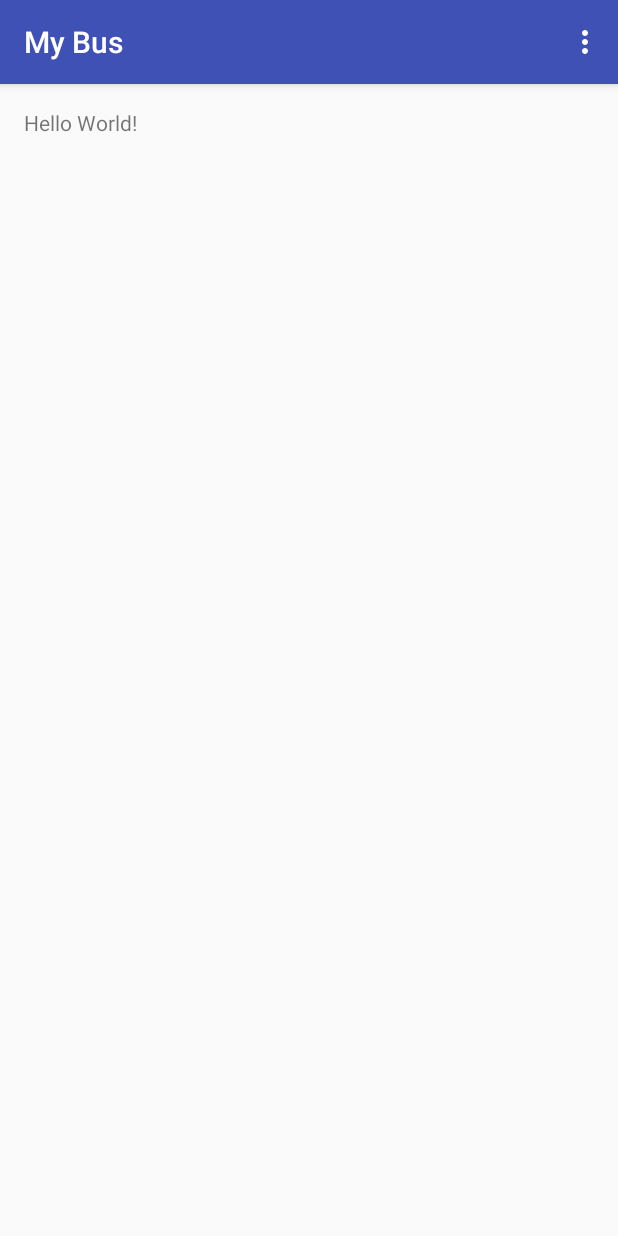
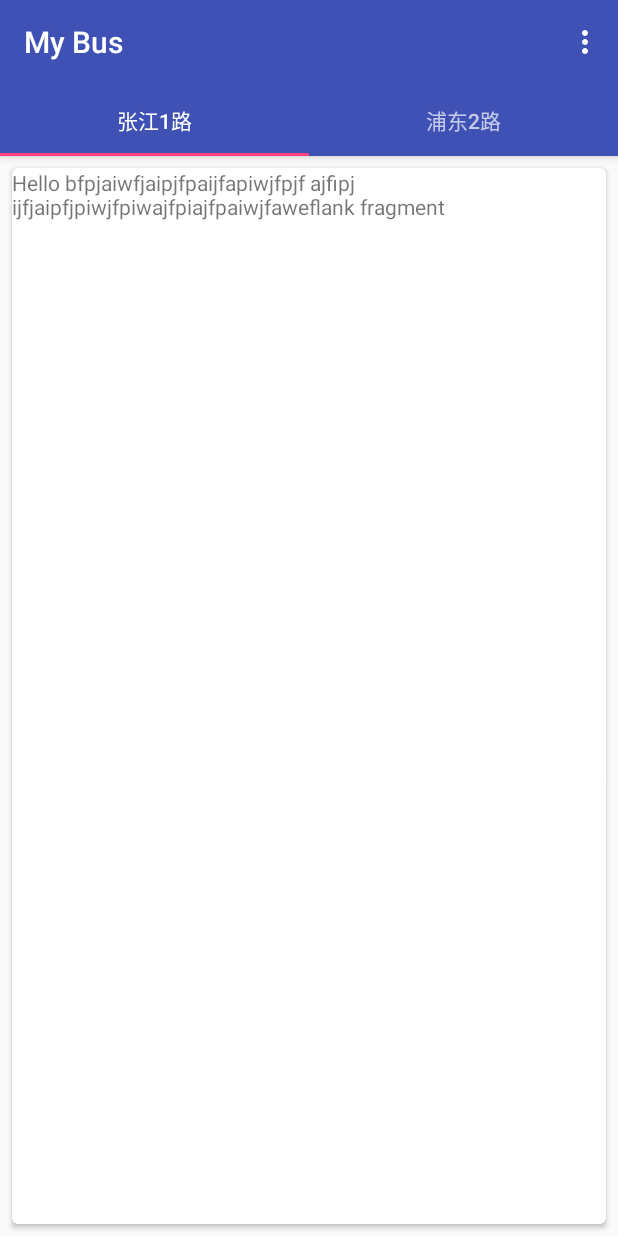
Before and after one commit to bullest/MyBus, an Android app: the screen it shows after launch (MainActivity), on a phone screen of 412 x 824 dp. Run offline under Robolectric (Android 15) with nearby library versions, the phone set to English and light mode, and no system bars.

Commit message:
basic UI
basic UI

```diff
--- a/mobile/build.gradle
+++ b/mobile/build.gradle
@@ -10,6 +10,7 @@ android {
         targetSdkVersion 24
         versionCode 1
         versionName "1.0"
+        multiDexEnabled true
     }
     buildTypes {
         release {
@@ -23,8 +24,10 @@ dependencies {
     compile fileTree(include: ['*.jar'], dir: 'libs')
     wearApp project(':wear')
     testCompile 'junit:junit:4.12'
+    compile 'com.android.support:multidex:1.0.0'
     compile 'com.android.support:appcompat-v7:24.1.1'
     compile 'com.google.android.gms:play-services:9.4.0'
     compile 'com.android.support:design:24.1.1'
     compile 'com.squareup.retrofit2:retrofit:2.1.0'
+    compile 'com.android.support:cardview-v7:24.1.1'
 }
--- a/mobile/src/main/AndroidManifest.xml
+++ b/mobile/src/main/AndroidManifest.xml
@@ -6,6 +6,7 @@
         android:allowBackup="true"
         android:icon="@mipmap/ic_launcher"
         android:label="@string/app_name"
+        android:name="android.support.multidex.MultiDexApplication"
         android:supportsRtl="true"
         android:theme="@style/AppTheme">
         <activity
--- a/mobile/src/main/java/com/bullest/mybus/MainActivity.java
+++ b/mobile/src/main/java/com/bullest/mybus/MainActivity.java
@@ -1,22 +1,36 @@
 package com.bullest.mybus;
 
+import android.net.Uri;
 import android.os.Bundle;
-import android.support.design.widget.FloatingActionButton;
-import android.support.design.widget.Snackbar;
+import android.support.design.widget.TabLayout;
+import android.support.v4.view.ViewPager;
 import android.support.v7.app.AppCompatActivity;
 import android.support.v7.widget.Toolbar;
-import android.view.View;
 import android.view.Menu;
 import android.view.MenuItem;
 
-public class MainActivity extends AppCompatActivity {
+public class MainActivity extends AppCompatActivity implements MainFragment.OnFragmentInteractionListener{
 
     @Override
     protected void onCreate(Bundle savedInstanceState) {
         super.onCreate(savedInstanceState);
         setContentView(R.layout.activity_main);
+
         Toolbar toolbar = (Toolbar) findViewById(R.id.toolbar);
         setSupportActionBar(toolbar);
+
+        ViewPager viewPager = (ViewPager) findViewById(R.id.pager);
+        setupViewPager(viewPager);
+
+        TabLayout tabLayout = (TabLayout) findViewById(R.id.tabs);
+        tabLayout.setupWithViewPager(viewPager);
+    }
+
+    private void setupViewPager(ViewPager viewPager) {
+        MyPageAdapter adapter = new MyPageAdapter(getSupportFragmentManager());
+        adapter.addFragment(new MainFragment(), "张江1路", Constants.BUS.ZJ1);
+        adapter.addFragment(new MainFragment(), "浦东2路", Constants.BUS.PD2);
+        viewPager.setAdapter(adapter);
     }
 
     @Override
@@ -40,4 +54,9 @@ public class MainActivity extends AppCompatActivity {
 
         return super.onOptionsItemSelected(item);
     }
+
+    @Override
+    public void onFragmentInteraction(Uri uri) {
+
+    }
 }
--- /dev/null
+++ b/mobile/src/main/java/com/bullest/mybus/MainFragment.java
@@ -0,0 +1,113 @@
+package com.bullest.mybus;
+
+import android.content.Context;
+import android.net.Uri;
+import android.os.Bundle;
+import android.support.v4.app.Fragment;
+import android.view.LayoutInflater;
+import android.view.View;
+import android.view.ViewGroup;
+import android.widget.TextView;
+
+
+/**
+ * A simple {@link Fragment} subclass.
+ * Activities that contain this fragment must implement the
+ * {@link MainFragment.OnFragmentInteractionListener} interface
+ * to handle interaction events.
+ * Use the {@link MainFragment#newInstance} factory method to
+ * create an instance of this fragment.
+ */
+public class MainFragment extends Fragment {
+    // TODO: Rename parameter arguments, choose names that match
+    // the fragment initialization parameters, e.g. ARG_ITEM_NUMBER
+    private static final String ARG_PARAM1 = "param1";
+    private static final String ARG_PARAM2 = "param2";
+    public static final String ARG_OBJECT = "object";
+
+    // TODO: Rename and change types of parameters
+    private String mParam1;
+    private String mParam2;
+
+    private OnFragmentInteractionListener mListener;
+
+    public MainFragment() {
+        // Required empty public constructor
+    }
+
+    /**
+     * Use this factory method to create a new instance of
+     * this fragment using the provided parameters.
+     *
+     * @param param1 Parameter 1.
+     * @param param2 Parameter 2.
+     * @return A new instance of fragment MainFragment.
+     */
+    // TODO: Rename and change types and number of parameters
+    public static MainFragment newInstance(String param1, String param2) {
+        MainFragment fragment = new MainFragment();
+        Bundle args = new Bundle();
+        args.putString(ARG_PARAM1, param1);
+        args.putString(ARG_PARAM2, param2);
+        fragment.setArguments(args);
+        return fragment;
+    }
+
+    @Override
+    public void onCreate(Bundle savedInstanceState) {
+        super.onCreate(savedInstanceState);
+        if (getArguments() != null) {
+            mParam1 = getArguments().getString(ARG_PARAM1);
+            mParam2 = getArguments().getString(ARG_PARAM2);
+        }
+    }
+
+    @Override
+    public View onCreateView(LayoutInflater inflater, ViewGroup container,
+                             Bundle savedInstanceState) {
+        // The last two arguments ensure LayoutParams are inflated
+        // properly.
+        View rootView = inflater.inflate(
+                R.layout.fragment_main, container, false);
+        return rootView;
+    }
+
+    // TODO: Rename method, update argument and hook method into UI event
+    public void onButtonPressed(Uri uri) {
+        if (mListener != null) {
+            mListener.onFragmentInteraction(uri);
+        }
+    }
+
+    @Override
+    public void onAttach(Context context) {
+        super.onAttach(context);
+        if (context instanceof OnFragmentInteractionListener) {
+            mListener = (OnFragmentInteractionListener) context;
+        } else {
+            throw new RuntimeException(context.toString()
+                    + " must implement OnFragmentInteractionListener");
+        }
+    }
+
+    @Override
+    public void onDetach() {
+        super.onDetach();
+        mListener = null;
+    }
+
+    /**
+     * This interface must be implemented by activities that contain this
+     * fragment to allow an interaction in this fragment to be communicated
+     * to the activity and potentially other fragments contained in that
+     * activity.
+     * <p/>
+     * See the Android Training lesson <a href=
+     * "http://developer.android.com/training/basics/fragments/communicating.html"
+     * >Communicating with Other Fragments</a> for more information.
+     */
+    public interface OnFragmentInteractionListener {
+        // TODO: Update argument type and name
+        void onFragmentInteraction(Uri uri);
+    }
+}
--- /dev/null
+++ b/mobile/src/main/java/com/bullest/mybus/MyPageAdapter.java
@@ -0,0 +1,44 @@
+package com.bullest.mybus;
+
+import android.os.Bundle;
+import android.support.v4.app.Fragment;
+import android.support.v4.app.FragmentManager;
+import android.support.v4.app.FragmentPagerAdapter;
+
+import java.util.ArrayList;
+import java.util.List;
+
+/**
+ * Created by yunfezhang on 8/10/16.
+ */
+public class MyPageAdapter extends FragmentPagerAdapter{
+    public static int BUS_TOTAL_NUMBER = 4;
+
+    private final List<Fragment> mFragmentList = new ArrayList<>();
+    private final List<String> mFragmentTitleList = new ArrayList<>();
+
+    public MyPageAdapter(FragmentManager fm) {
+        super(fm);
+    }
+
+    @Override
+    public Fragment getItem(int position) {
+        return mFragmentList.get(position);
+    }
+
+    @Override
+    public int getCount() {
+        return mFragmentList.size();
+    }
+
+    @Override
+    public CharSequence getPageTitle(int position) {
+        return mFragmentTitleList.get(position);
+    }
+
+    public void addFragment(Fragment fragment, String title, String bus) {
+        mFragmentList.add(fragment);
+        mFragmentTitleList.add(title);
+    }
+
+}
--- a/mobile/src/main/res/layout/activity_main.xml
+++ b/mobile/src/main/res/layout/activity_main.xml
@@ -19,9 +19,21 @@
             android:layout_height="?attr/actionBarSize"
             android:background="?attr/colorPrimary"
             app:popupTheme="@style/AppTheme.PopupOverlay"/>
+        <android.support.design.widget.TabLayout
+            android:id="@+id/tabs"
+            android:layout_width="match_parent"
+            android:layout_height="wrap_content"
+            app:tabMode="fixed"
+            app:tabGravity="fill"/>
 
     </android.support.design.widget.AppBarLayout>
 
-    <include layout="@layout/content_main"/>
+    <android.support.v4.view.ViewPager
+        xmlns:android="http://schemas.android.com/apk/res/android"
+        android:id="@+id/pager"
+        android:layout_width="match_parent"
+        android:layout_height="match_parent"
+        app:layout_behavior="@string/appbar_scrolling_view_behavior"
+        />
 
 </android.support.design.widget.CoordinatorLayout>
--- a/mobile/src/main/res/layout/content_main.xml
+++ /dev/null
@@ -1,20 +0,0 @@
-<?xml version="1.0" encoding="utf-8"?>
-<RelativeLayout
-    xmlns:android="http://schemas.android.com/apk/res/android"
-    xmlns:app="http://schemas.android.com/apk/res-auto"
-    xmlns:tools="http://schemas.android.com/tools"
-    android:layout_width="match_parent"
-    android:layout_height="match_parent"
-    android:paddingBottom="@dimen/activity_vertical_margin"
-    android:paddingLeft="@dimen/activity_horizontal_margin"
-    android:paddingRight="@dimen/activity_horizontal_margin"
-    android:paddingTop="@dimen/activity_vertical_margin"
-    app:layout_behavior="@string/appbar_scrolling_view_behavior"
-    tools:context="com.bullest.mybus.MainActivity"
-    tools:showIn="@layout/activity_main">
-
-    <TextView
-        android:layout_width="wrap_content"
-        android:layout_height="wrap_content"
-        android:text="Hello World!"/>
-</RelativeLayout>
--- /dev/null
+++ b/mobile/src/main/res/layout/fragment_main.xml
@@ -0,0 +1,27 @@
+<FrameLayout xmlns:android="http://schemas.android.com/apk/res/android"
+             xmlns:tools="http://schemas.android.com/tools"
+             android:layout_width="match_parent"
+             android:layout_height="match_parent"
+             tools:context="com.bullest.mybus.MainFragment">
+
+    <!-- TODO: Update blank fragment layout -->
+
+    <android.support.v7.widget.CardView
+        xmlns:card_view="http://schemas.android.com/apk/res-auto"
+        android:id="@+id/card_view"
+        android:layout_gravity="center"
+        android:layout_width="match_parent"
+        android:layout_height="match_parent"
+        card_view:cardCornerRadius="4dp"
+        android:background="@color/abc_search_url_text_normal"
+        android:layout_marginTop="8dp"
+        android:layout_marginLeft="8dp"
+        android:layout_marginRight="8dp"
+        android:layout_marginBottom="8dp">
+
+        <TextView
+            android:layout_width="match_parent"
+            android:layout_height="match_parent"
+            android:text="@string/hello_blank_fragment"/>
+    </android.support.v7.widget.CardView>
+</FrameLayout>
--- a/mobile/src/main/res/values/strings.xml
+++ b/mobile/src/main/res/values/strings.xml
@@ -1,4 +1,7 @@
 <resources>
     <string name="app_name">My Bus</string>
     <string name="action_settings">Settings</string>
+
+    <!-- TODO: Remove or change this placeholder text -->
+    <string name="hello_blank_fragment">Hello bfpjaiwfjaipjfpaijfapiwjfpjf ajfipj ijfjaipfjpiwjfpiwajfpiajfpaiwjfaweflank fragment</string>
 </resources>
```
Also changed, not shown: mobile/src/main/java/com/bullest/mybus/Constants.java (added, +34 -0 lines).
